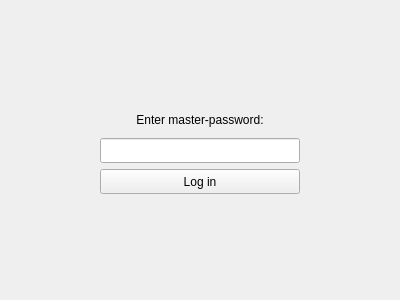
Before: the Qt Designer form loginwidget.ui in inkgnt/CryptPass, drawn with Qt 5.
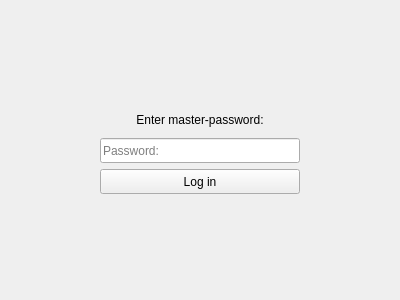
After: the same form once the commit is applied.

Commit message: UI improvements, added search functional

```diff
--- a/loginwidget.ui
+++ b/loginwidget.ui
@@ -90,6 +90,9 @@
        <height>25</height>
       </size>
      </property>
+     <property name="placeholderText">
+      <string>Password:</string>
+     </property>
     </widget>
    </item>
    <item row="2" column="2">
```
The commit also changes 7 other files.
